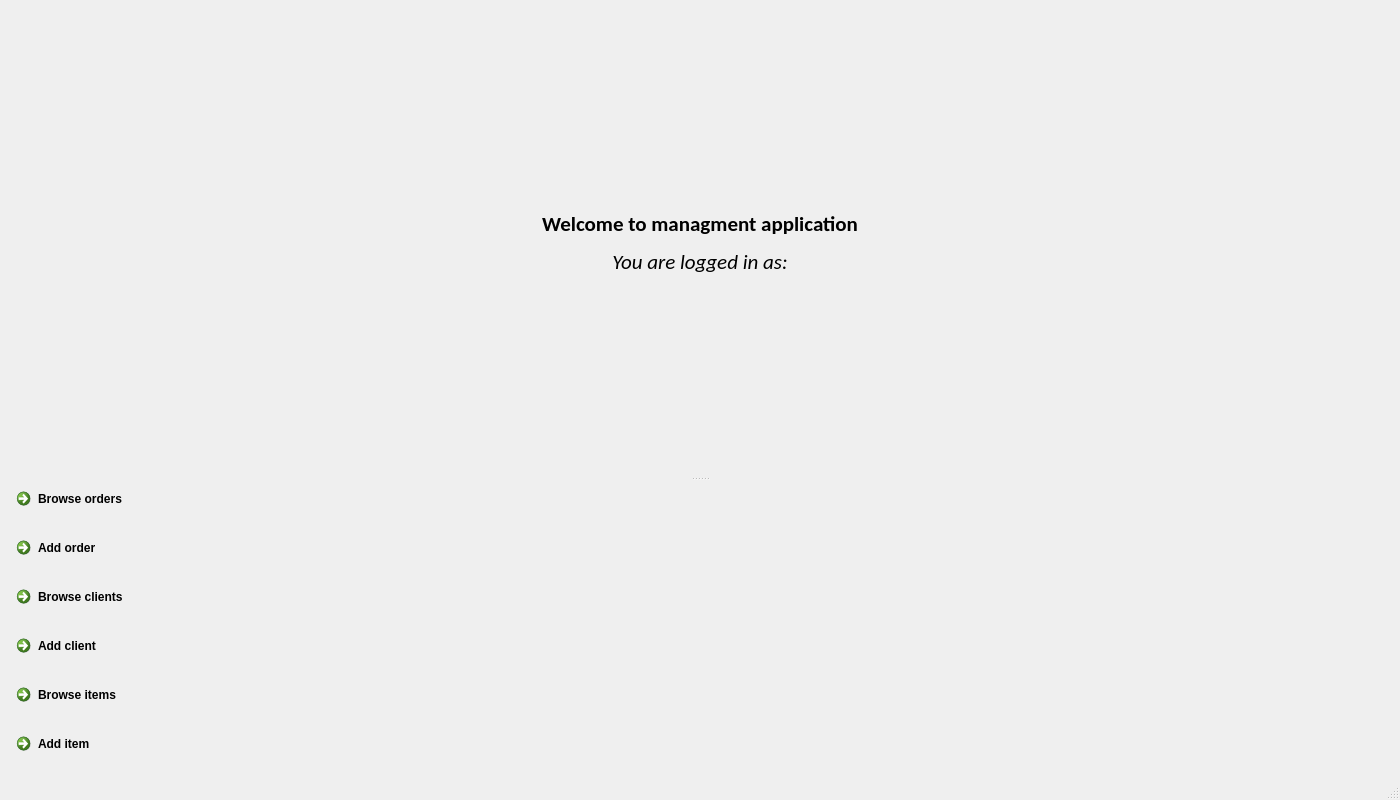
Old version of the form Main.ui in the repository revi2k/LoginModule.
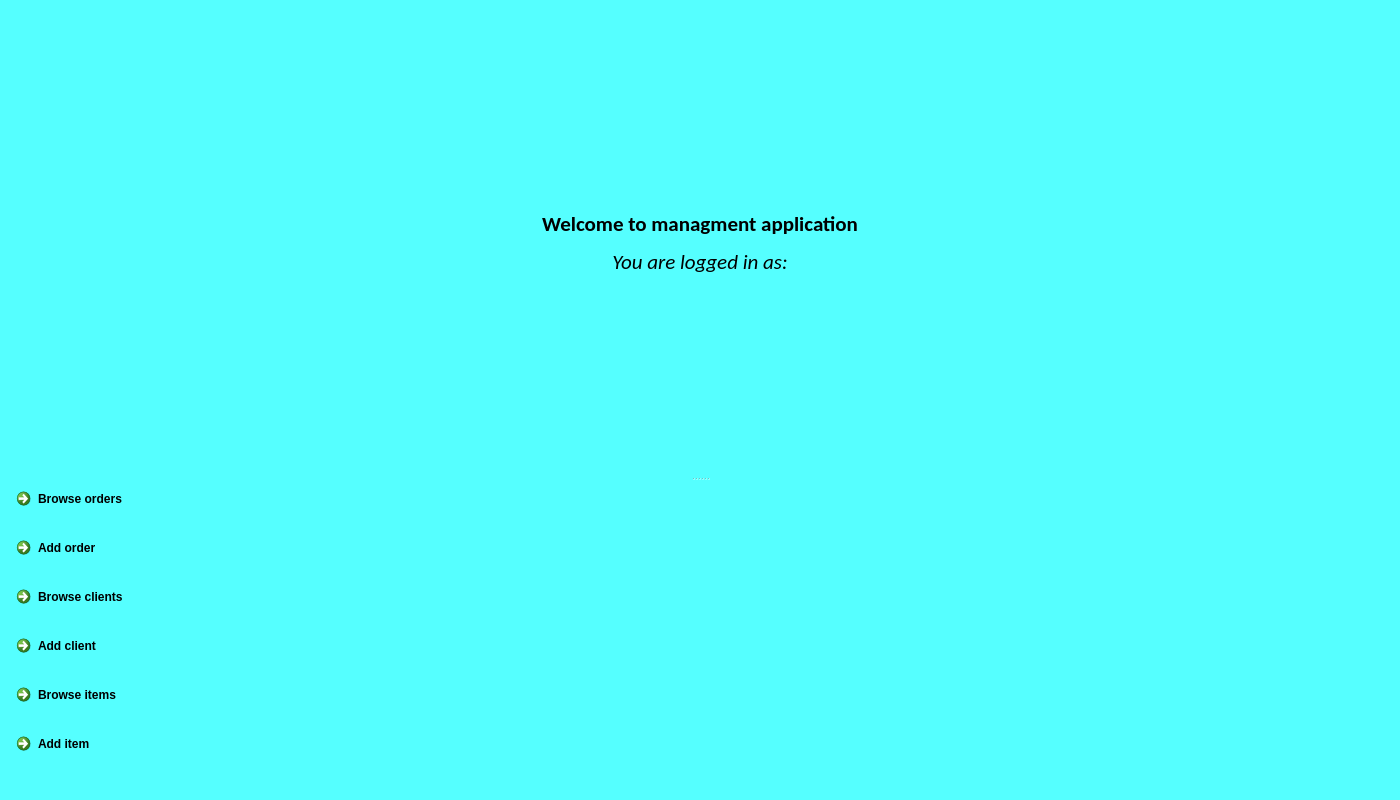
New version of the form.

The edit to the form file:
```diff
--- a/Main.ui
+++ b/Main.ui
@@ -25,6 +25,9 @@
   <property name="windowTitle">
    <string>Main Application</string>
   </property>
+  <property name="styleSheet">
+   <string notr="true">background-color: rgb(85, 255, 255);</string>
+  </property>
   <widget class="QWidget" name="centralwidget">
    <layout class="QVBoxLayout" name="verticalLayout">
     <item>
@@ -52,7 +55,7 @@
         <set>Qt::AlignCenter</set>
        </property>
       </widget>
-      <widget class="QWidget" name="">
+      <widget class="QWidget" name="layoutWidget">
        <layout class="QGridLayout" name="gridLayout">
         <item row="0" column="0">
          <widget class="QCommandLinkButton" name="buttBrowseOrders">
```
